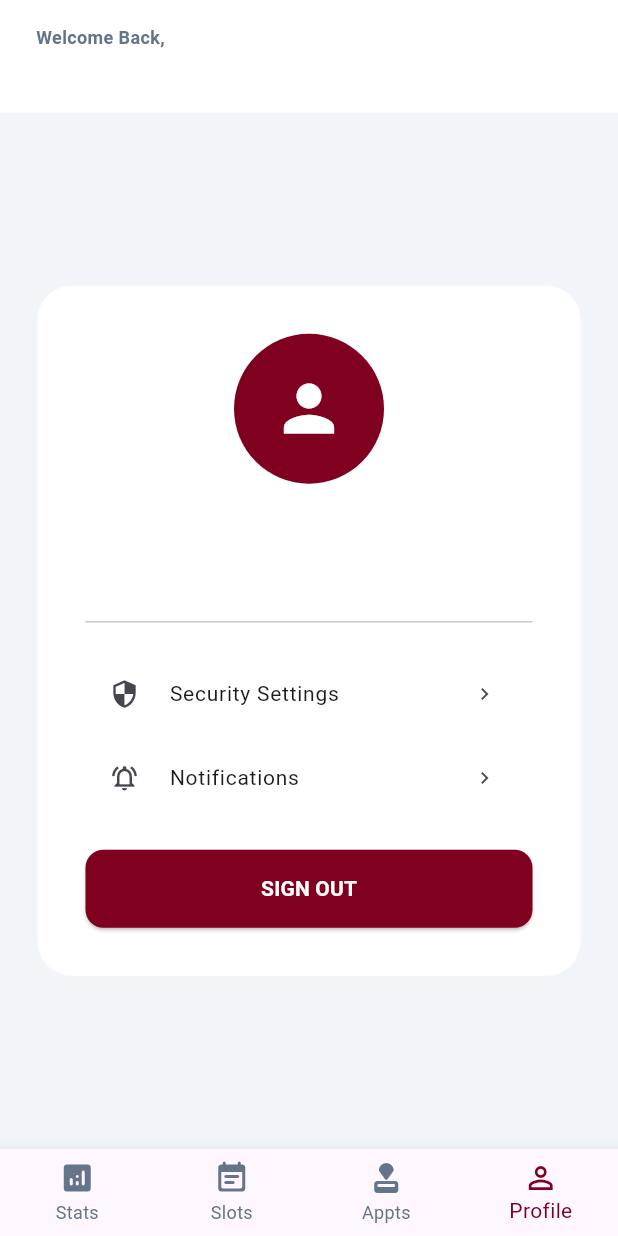
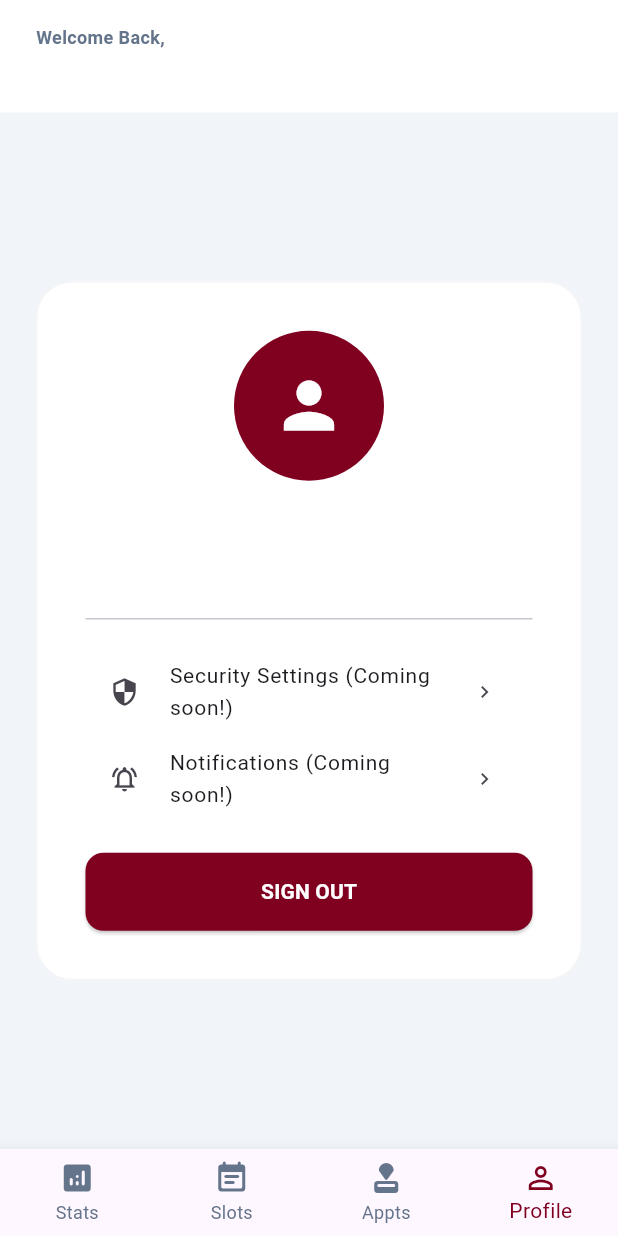
Before and after one commit to Alibinotoh/university_counseling_app, a Flutter app: the AdminDashboard screen opened directly with empty values, item 4 of the bottom bar chosen, on a phone screen of 412 x 824 dp. Run offline on Flutter 3.47's test engine with Material 3 defaults, Android fonts, the phone set to English and light mode, and no system bars; our stand-ins replace share_plus, shared_preferences; accounts and stored records are empty; network calls fail.

```diff
--- a/frontend/lib/screens/admin/components/profile_module.dart
+++ b/frontend/lib/screens/admin/components/profile_module.dart
@@ -36,8 +36,8 @@ class ProfileModule extends StatelessWidget {
             Text(adminData['name'] ?? "Counselor", style: const TextStyle(fontSize: 22, fontWeight: FontWeight.bold)),
             Text(adminData['email'] ?? "admin@msu.edu", style: TextStyle(color: colorSlateText)),
             const Divider(height: 40),
-            _profileTile(Icons.security, "Security Settings"),
-            _profileTile(Icons.notifications_active_outlined, "Notifications"),
+            _profileTile(Icons.security, "Security Settings (Coming soon!)"),
+            _profileTile(Icons.notifications_active_outlined, "Notifications (Coming soon!)"),
             const SizedBox(height: 20),
             SizedBox(
               width: double.infinity,
```
Also changed, not shown: 2 other files.
